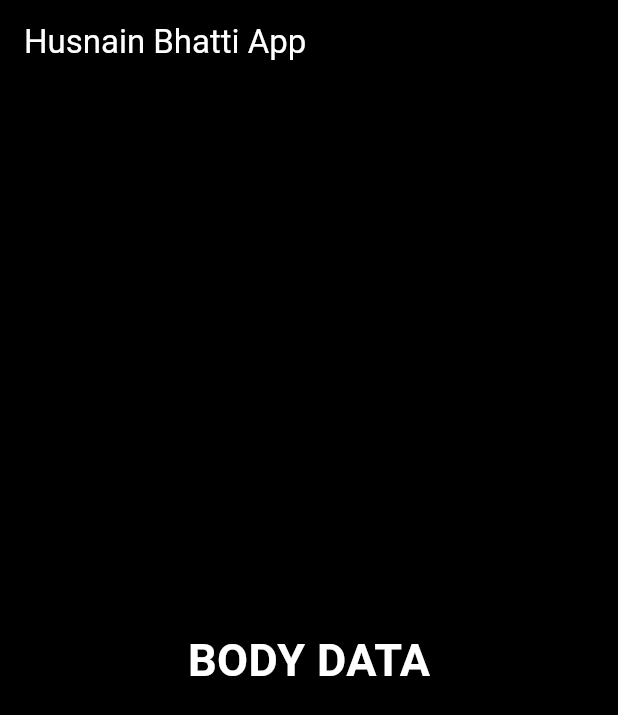
After one commit to Bhattisahb/Flutter-practice-by-Husnain-Bhatti, a Flutter app: the screen it shows after launch, after a tap on "Calculate", on a phone screen of 412 x 824 dp. The commit adds this screen. Shown: the top 715 px of the screen. Run offline on Flutter 3.47's test engine with Material 3 defaults, Android fonts, the light colour scheme and no system bars.

Commit message:
video 11
added double screen

```diff
--- a/bmi_app/lib/main.dart
+++ b/bmi_app/lib/main.dart
@@ -1,4 +1,5 @@
 import 'package:flutter/material.dart';
+import 'resultfile.dart';
 
 
 const activecolor = Colors.white12;
@@ -278,13 +279,27 @@ class _BMIState extends State<BMI> {
     )
     ],
     ),)
-        , Container(
+       , GestureDetector(
+          onTap: (){
+            Navigator.push(
+              context,
+              MaterialPageRoute(
+                builder: (context) => Result(
 
-          height: 60 ,
-          margin: EdgeInsets.only(top: 10),
-          color: Colors.redAccent,
-          width: double.infinity,
-        ), ],
+                ),
+              ),
+            );
+
+
+          },
+          child: Container(
+            child: Center(child: Text("Calculate", style: TextStyle(fontSize: 15),)),
+            height: 60 ,
+            margin: EdgeInsets.only(top: 10),
+            color: Colors.redAccent,
+            width: double.infinity,
+          ),
+        ) ],
 
     );
   }
--- /dev/null
+++ b/bmi_app/lib/resultfile.dart
@@ -0,0 +1,21 @@
+import 'package:flutter/material.dart';
+import 'dart:math';
+
+class Result extends StatelessWidget {
+  const Result({super.key});
+
+  @override
+  Widget build(BuildContext context) {
+    return MaterialApp(
+      home: Scaffold(
+        backgroundColor: Colors.black,
+        appBar:
+        AppBar(
+          backgroundColor: Colors.black,
+          title: Text('Husnain Bhatti App', style: TextStyle(color: Colors.white),),
+        ),
+        body: Center(child: Text("BODY DATA", style: TextStyle(fontSize: 30, fontWeight: FontWeight.bold,color: Colors.white),)),
+      ),
+    );
+  }
+}
```
